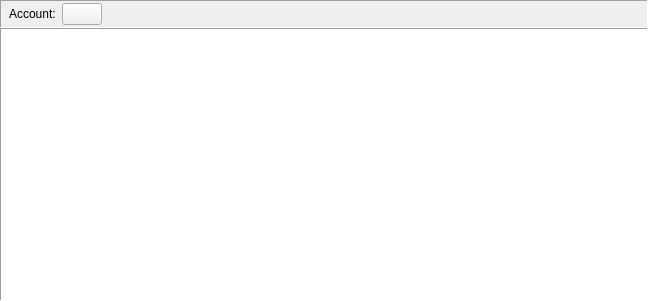
The window that jal/ui/reports/profit_loss_report.ui (titov-vv/jal) describes before a commit, drawn with Qt 5.
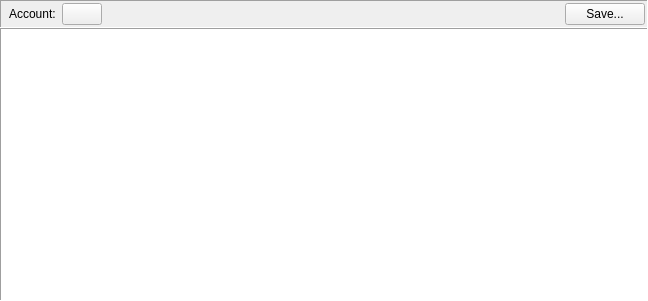
The same window after the commit. Custom widgets are drawn as their Qt base class.

Commit message: Class XLSX was extended with ability to save JAL reports to Excel format. Holdings and P&L reports were extended with "Save" button to utilize this capability.

Patch:
```diff
--- a/jal/ui/reports/profit_loss_report.ui
+++ b/jal/ui/reports/profit_loss_report.ui
@@ -83,6 +83,13 @@
         </property>
        </spacer>
       </item>
+      <item>
+       <widget class="QPushButton" name="SaveButton">
+        <property name="text">
+         <string>Save...</string>
+        </property>
+       </widget>
+      </item>
      </layout>
     </widget>
    </item>
```
Left out of the diff: 2 changed lines with no effect on the pictures. The commit also changes 12 other files.
